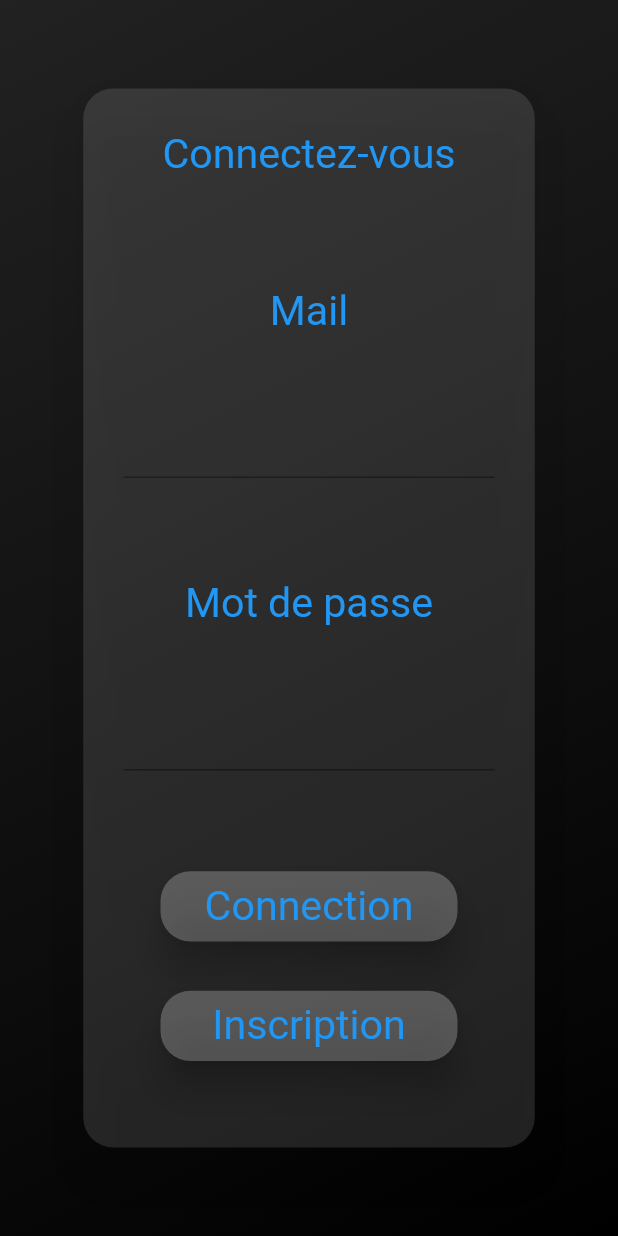
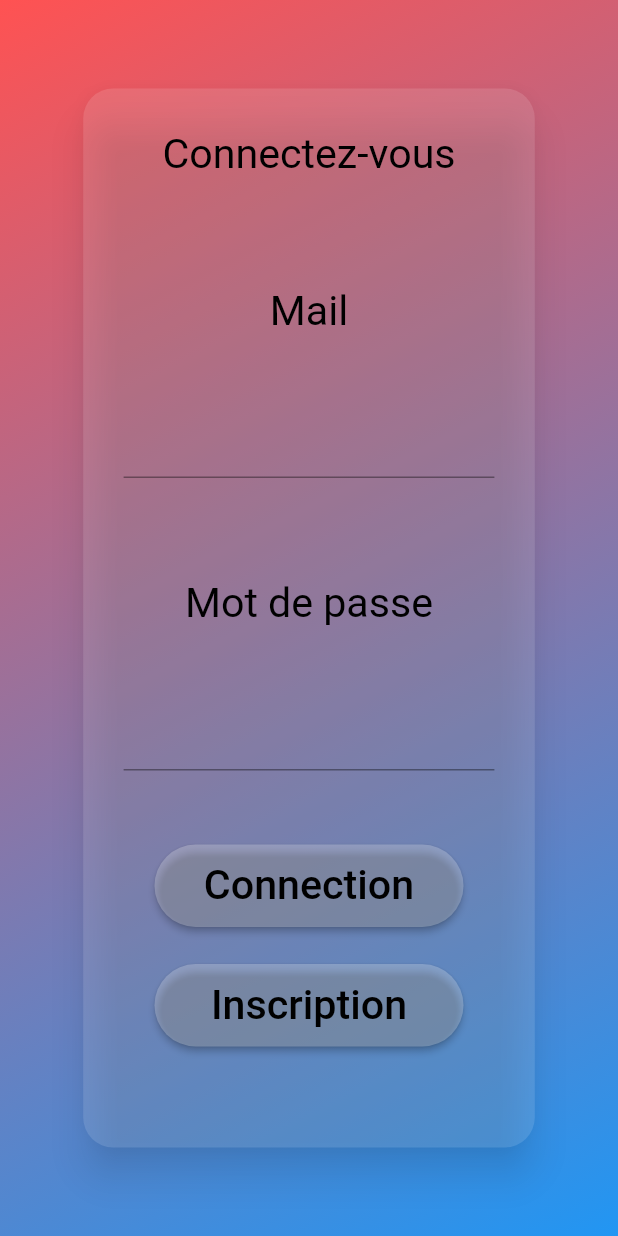
Before and after one commit to WKilliam/STG, a Flutter app: the screen it shows after launch, on a phone screen of 412 x 824 dp. Run offline on Flutter 3.47's test engine with Material 2 defaults, Android fonts, the phone set to English and light mode, and no system bars; our stand-ins replace cloud_firestore, firebase_auth, firebase_storage; missing offline and left inert: neon; accounts and stored records are empty; Roboto replaces fonts that are missing (Raleway).

Commit message:
test de la base de données ok

```diff
--- /dev/null
+++ b/lib/ConnectorFirebase/ClasseObject/User.dart
@@ -0,0 +1,22 @@
+import 'package:cloud_firestore/cloud_firestore.dart';
+
+class User {
+  String id = '@';
+  String passWord='@';
+
+  User();
+
+  User.fromFirestore(DocumentSnapshot documentSnapshot) {
+    Map<String, dynamic> m = documentSnapshot.data;
+    id = m['id'];
+    passWord = m['passWord'];
+  }
+
+
+  toMap() {
+    return <String, dynamic>{
+      'id': id,
+      'passWord': passWord,
+    };
+  }
+}
--- a/lib/Style/Front/FrontHome/FrontHomePage.dart
+++ b/lib/Style/Front/FrontHome/FrontHomePage.dart
@@ -6,10 +6,11 @@ import 'package:neon/neon.dart';
 
 class FrontHomePage {
 
+
   Widget frHomePage(BuildContext context,bool debugShow,Text txtName,Text txtFirstName,Text txtEmail,Text password,Text confPassword,Text adress) {
+
     StyleText styleText = StyleText();
     StyleIcons styleIcons = StyleIcons();
-
     return SingleChildScrollView(
         child: Center(
             child: Container(
@@ -55,7 +56,7 @@ class FrontHomePage {
                                       width: MediaQuery.of(context).size.width,
                                       height: MediaQuery.of(context).size.height/20,
                                       color: debugShow==true ? Colors.purple:null,
-                                      child: Center(child:Text('Connectez-vous',style: styleText.style1(context),),)
+                                      child: Center(child:Text('Connectez-vous',style: styleText.style(context),),)
                                   ),
                                 )
                             ),
@@ -71,7 +72,7 @@ class FrontHomePage {
                                       width: MediaQuery.of(context).size.width,
                                       height: MediaQuery.of(context).size.height/20,
                                       color: debugShow==true ? Colors.purple:null,
-                                      child: Center(child:Text('Mail',style: styleText.style1(context),),)
+                                      child: Center(child:Text('Mail',style: styleText.style(context),),)
                                   ),
                                 )
                             ),
@@ -88,7 +89,7 @@ class FrontHomePage {
                                       height: MediaQuery.of(context).size.height/20,
                                       color: debugShow==true ? Colors.indigo:null,
                                       child: Center(child:TextField(
-                                        style: styleText.style1(context),
+                                        style: styleText.style(context),
                                         textAlign: TextAlign.center,
                                       )
                                       )
@@ -107,7 +108,7 @@ class FrontHomePage {
                                       width: MediaQuery.of(context).size.width,
                                       height: MediaQuery.of(context).size.height/20,
                                       color: debugShow==true ? Colors.purple:null,
-                                      child: Center(child:Text('Mot de passe',style: styleText.style1(context),),)
+                                      child: Center(child:Text('Mot de passe',style: styleText.style(context),),)
                                   ),
                                 )
                             ),
@@ -124,7 +125,7 @@ class FrontHomePage {
                                       height: MediaQuery.of(context).size.height/20,
                                       color: debugShow==true ? Colors.indigo:null,
                                       child: Center(child:TextField(
-                                        style: styleText.style1(context),
+                                        style: styleText.style(context),
                                         textAlign: TextAlign.center,
                                       )
                                       )
@@ -136,26 +137,21 @@ class FrontHomePage {
                                   opacity: 1,
                                   child: Container(
                                       margin: EdgeInsets.only(
-                                          top:MediaQuery.of(context).size.height/15,
+                                          top:MediaQuery.of(context).size.height/20,
                                           left: MediaQuery.of(context).size.width/4,
                                           right: MediaQuery.of(context).size.width/4,
                                           bottom: MediaQuery.of(context).size.height/100),
                                       width: MediaQuery.of(context).size.width,
                                       height: MediaQuery.of(context).size.height/15,
-                                      color: debugShow==true ? Colors.orange:null,
-                                      child: InkWell(
-                                        onTap: (){
-                                          print('test');
-                                        },
-                                        child: Card(
-                                            elevation: 10,
+                                      color: debugShow==true ? Colors.red:null,
+                                      child: RaisedButton(
                                             color: Colors.white24,
-                                            shape: RoundedRectangleBorder(
-                                              borderRadius: BorderRadius.circular(20.0),
-                                            ),
-                                            child: Center(child:Text('Connection',style: styleText.style1(context),),)
-                                        ),
-                                      )
+                                            shape: RoundedRectangleBorder(borderRadius: new BorderRadius.circular(30.0)),
+                                            child: Center(child:Text('Connection',style: styleText.style(context),),),
+                                            onPressed: (){
+                                              print('test press');
+                                            },
+                                          )
                                   ),
                                 )
                             ),
@@ -171,18 +167,13 @@ class FrontHomePage {
                                       width: MediaQuery.of(context).size.width,
                                       height: MediaQuery.of(context).size.height/15,
                                       color: debugShow==true ? Colors.red:null,
-                                      child: InkWell(
-                                        onTap: (){
-                                          print('test');
+                                      child: RaisedButton(
+                                        color: Colors.white24,
+                                        shape: RoundedRectangleBorder(borderRadius: new BorderRadius.circular(30.0)),
+                                        child: Center(child:Text('Inscription',style: styleText.style(context),),),
+                                        onPressed: (){
+                                          print('test press');
                                         },
-                                        child: Card(
-                                            elevation: 10,
-                                            color: Colors.white24,
-                                            shape: RoundedRectangleBorder(
-                                              borderRadius: BorderRadius.circular(20.0),
-                                            ),
-                                            child: Center(child:Text('Inscription',style: styleText.style1(context),),)
-                                        ),
                                       )
                                   ),
                                 )
@@ -196,6 +187,8 @@ class FrontHomePage {
         )
     );
   }
+
+
 
 
   Widget frHomePagedrawer(){
--- a/lib/Style/Style/StyleText.dart
+++ b/lib/Style/Style/StyleText.dart
@@ -10,6 +10,13 @@ class StyleText extends TextStyle{
         fontFamily: 'Raleway',
     );
   }
+  TextStyle style(BuildContext context){
+    return TextStyle(
+      color: Colors.black,
+      fontSize: MediaQuery.of(context).size.height/30,
+      fontFamily: 'Raleway',
+    );
+  }
 
   TextStyle style2(BuildContext context){
     return TextStyle(
--- /dev/null
+++ b/lib/TestRoot.dart
@@ -0,0 +1,101 @@
+import 'package:flutter/cupertino.dart';
+import 'package:flutter/material.dart';
+
+class MyAppT extends StatefulWidget {
+  @override
+  _MyAppState createState() => _MyAppState();
+}
+
+class _MyAppState extends State<MyAppT> with SingleTickerProviderStateMixin {
+  double _scale;
+  AnimationController _controller;
+  @override
+  void initState() {
+    _controller = AnimationController(
+      vsync: this,
+      duration: Duration(
+        milliseconds: 200,
+      ),
+      lowerBound: 0.0,
+      upperBound: 0.1,
+    )..addListener(() {
+      setState(() {});
+    });
+    super.initState();
+  }
+
+  @override
+  void dispose() {
+    super.dispose();
+    _controller.dispose();
+  }
+
+  @override
+  Widget build(BuildContext context) {
+    _scale = 1 - _controller.value;
+    return MaterialApp(
+      debugShowCheckedModeBanner: false,
+      home: Scaffold(
+        body: Column(
+          mainAxisAlignment: MainAxisAlignment.center,
+          children: <Widget>[
+            Text('Tap on the Below Button',style: TextStyle(color: Colors.grey[400],fontSize: 20.0),),
+            SizedBox(
+              height: 20.0,
+            ),
+            Center(
+              child: GestureDetector(
+                onTapDown: _onTapDown,
+                onTapUp: _onTapUp,
+                child: Transform.scale(
+                  scale: _scale,
+                  child: _animatedButtonUI,
+                ),
+              ),
+            ),
+          ],
+
+        ),
+      ),
+    );
+  }
+
+  Widget get _animatedButtonUI => Container(
+    height: 70,
+    width: 200,
+    decoration: BoxDecoration(
+        borderRadius: BorderRadius.circular(100.0),
+        boxShadow: [
+          BoxShadow(
+            color: Color(0x80000000),
+            blurRadius: 30.0,
+            offset: Offset(0.0, 5.0),
+          ),
+        ],
+        gradient: LinearGradient(
+          begin: Alignment.topLeft,
+          end: Alignment.bottomRight,
+          colors: [
+            Color(0xFF0000F),
+            Color(0xFFFF3500),
+          ],
+        )),
+    child: Center(
+      child: Text(
+        'tap',
+        style: TextStyle(
+            fontSize: 30.0,
+            fontWeight: FontWeight.bold,
+            color: Colors.white),
+      ),
+    ),
+  );
+
+  void _onTapDown(TapDownDetails details) {
+    _controller.forward();
+  }
+
+  void _onTapUp(TapUpDetails details) {
+    _controller.reverse();
+  }
+}
--- a/lib/main.dart
+++ b/lib/main.dart
@@ -1,4 +1,7 @@
+import 'package:STG/ConnectorFirebase/ClasseObject/User.dart';
 import 'package:STG/Style/Front/FrontHome/FrontHomePage.dart';
+import 'package:STG/TestRoot.dart';
+import 'package:STG/ConnectorFirebase/ObjectService/UserService.dart';
 import 'package:flutter/material.dart';
 import 'package:STG/Body/GeneralTheme.dart';
 
@@ -33,6 +36,9 @@ class MyHomePage extends StatefulWidget {
 }
 
 class _MyHomePageState extends State<MyHomePage> {
+
+  UserService _service = UserService();
+  User _user = User();
   FrontHomePage _frontHomePage = FrontHomePage();
   Text txtName = Text("Nom");
   Text txtFirstName = Text("Prenom");
@@ -49,7 +55,10 @@ class _MyHomePageState extends State<MyHomePage> {
   //FR : transfére de primeryBody au autre couche d'affichage , builderCommon affiche la base d'une page
   //EN : transfer from primeryBody to the other display layer, builderCommon display a base of page
   Widget build(BuildContext context) {
-    print(debugShow);
+    _user.id='test';
+    _user.passWord='test2';
+    _service.addUser(_user.toMap());
+    print('debug Show is :  ${debugShow}');
     return primeryBody.builderCommon(
         _frontHomePage.frHomePage(
             context,
@@ -64,8 +73,9 @@ class _MyHomePageState extends State<MyHomePage> {
         false,
         Alignment.bottomRight,
         Alignment.topLeft,
-        Colors.black,
-        Colors.black87);
+        Colors.blue,
+        Colors.redAccent);
+        //Colors.black,
+        //Colors.black87);
   }
-
 }
--- a/pubspec.yaml
+++ b/pubspec.yaml
@@ -21,9 +21,13 @@ environment:
   sdk: ">=2.7.0 <3.0.0"
 
 dependencies:
-  neon: ^0.0.1
   flutter:
     sdk: flutter
+  neon: ^0.0.1
+  firebase_core: ^0.4.5
+  firebase_auth: ^0.16.1
+  cloud_firestore: ^0.13.6
+  firebase_storage: ^3.1.6
 
 
 
```
Also changed, not shown: lib/ConnectorFirebase/ObjectService/UserService.dart (added, +41 -0 lines), pubspec.lock, 4 other files.
